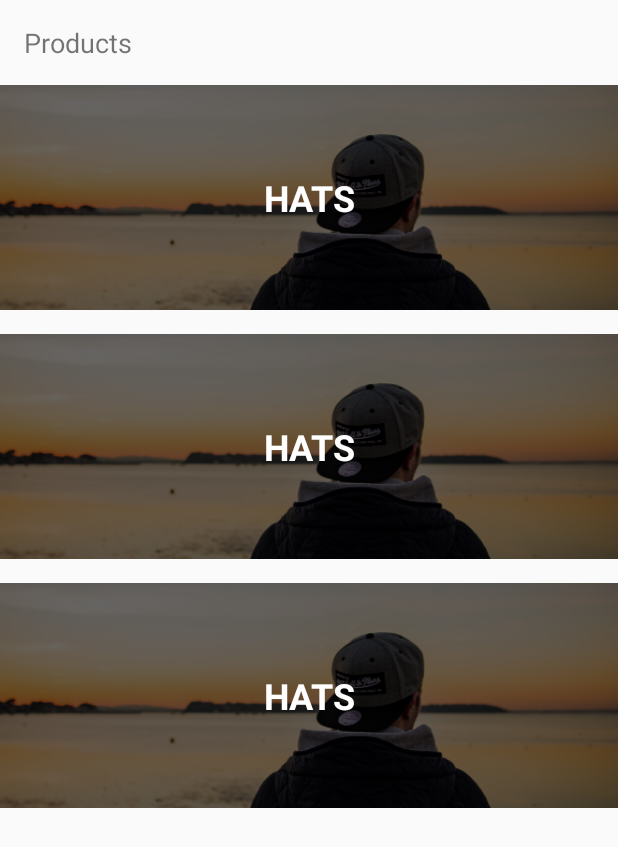
After one commit to looby10120/CoderSwag, an Android app: the layout activity_product.xml on its own in the app's theme, with its tools: preview values and no code run, on a phone screen of 412 x 824 dp. The commit adds this screen. Shown: the top 847 px of the screen. Run offline under Robolectric (Android 15) with nearby library versions, the phone set to English and light mode, and no system bars.

Commit message:
lesson 6

```diff
--- a/app/build.gradle
+++ b/app/build.gradle
@@ -34,4 +34,5 @@ dependencies {
     implementation 'androidx.recyclerview:recyclerview:1.1.0'
     testImplementation 'junit:junit:4.12'
     androidTestImplementation 'androidx.test.ext:junit:1.1.1'
-    androidTestImplementation 'androidx.test.espresso:espresso-core:3.2.0' }
+    androidTestImplementation 'androidx.test.espresso:espresso-core:3.2.0'
+}
--- a/app/src/main/AndroidManifest.xml
+++ b/app/src/main/AndroidManifest.xml
@@ -9,6 +9,7 @@
         android:roundIcon="@mipmap/ic_launcher_round"
         android:supportsRtl="true"
         android:theme="@style/AppTheme">
+        <activity android:name=".Controller.ProductActivity"></activity>
         <activity android:name=".Controller.MainActivity">
             <intent-filter>
                 <action android:name="android.intent.action.MAIN" />
--- /dev/null
+++ b/app/src/main/java/com/example/coderswag/Utilities/Constants.kt
@@ -0,0 +1,3 @@
+package com.example.coderswag.Utilities
+
+const val EXTRA_CATEGORY = "category"
--- /dev/null
+++ b/app/src/main/res/layout/activity_product.xml
@@ -0,0 +1,32 @@
+<?xml version="1.0" encoding="utf-8"?>
+<androidx.constraintlayout.widget.ConstraintLayout xmlns:android="http://schemas.android.com/apk/res/android"
+    xmlns:app="http://schemas.android.com/apk/res-auto"
+    xmlns:tools="http://schemas.android.com/tools"
+    android:layout_width="match_parent"
+    android:layout_height="match_parent"
+    tools:context=".Controller.ProductActivity">
+
+    <TextView
+        android:id="@+id/textView"
+        android:layout_width="wrap_content"
+        android:layout_height="wrap_content"
+        android:layout_marginLeft="16dp"
+        android:layout_marginTop="16dp"
+        android:text="Products"
+        android:textSize="18sp"
+        app:layout_constraintLeft_toLeftOf="parent"
+        app:layout_constraintTop_toTopOf="parent" />
+
+    <androidx.recyclerview.widget.RecyclerView
+        android:id="@+id/categoryRecyclerView"
+        android:layout_width="0dp"
+        android:layout_height="0dp"
+        android:layout_marginTop="16dp"
+        android:divider="@android:color/transparent"
+        app:layout_constraintBottom_toBottomOf="parent"
+        app:layout_constraintEnd_toEndOf="parent"
+        app:layout_constraintStart_toStartOf="parent"
+        app:layout_constraintTop_toBottomOf="@+id/textView"
+        tools:listitem="@layout/category_list_item" />
+
+</androidx.constraintlayout.widget.ConstraintLayout>
```
Also changed, not shown: app/src/main/java/com/example/coderswag/Adapter/CategoryRecyclerAdapter.kt (+8 -3 lines), app/src/main/java/com/example/coderswag/Controller/MainActivity.kt (+8 -1 lines), app/src/main/java/com/example/coderswag/Controller/ProductActivity.kt (added, +17 -0 lines).
